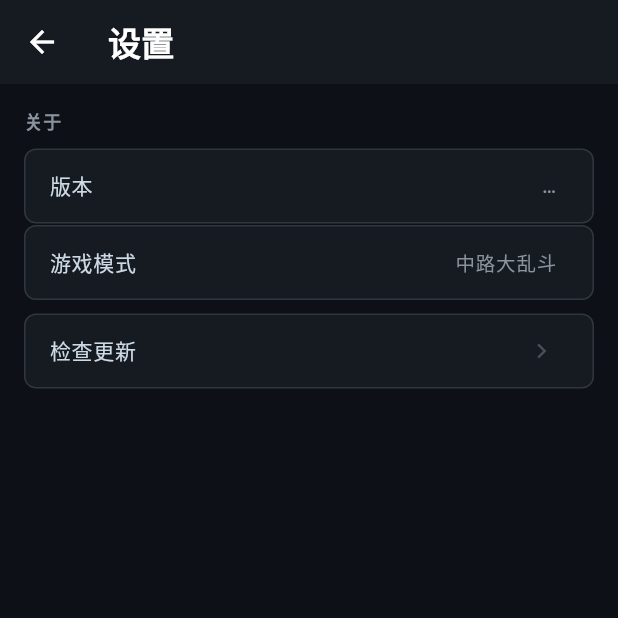
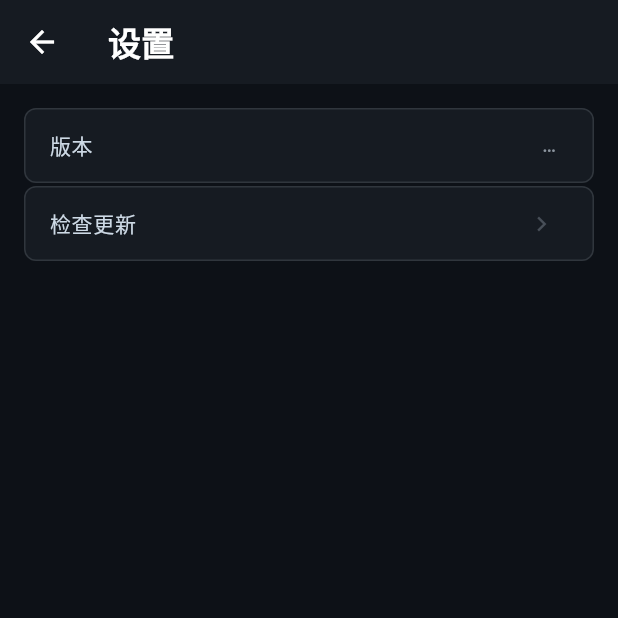
Before and after one commit to fenli-forever/16dota, a Flutter app: the SettingsScreen screen opened directly, on a phone screen of 412 x 824 dp, the top half of it. Run offline on Flutter 3.47's test engine with Material 3 defaults, Android fonts, the phone set to English and light mode, and no system bars; our stand-ins replace dio, file_picker, open_filex, package_info_plus, shared_preferences, sqflite; missing offline and left inert: flutter_gemma; accounts and stored records are empty.

Commit message:
chore: 精简设置页，移除游戏模式，保留版本和检查更新
Co-Authored-By: Claude Opus 4.7 <noreply@anthropic.com>

```diff
--- a/lib/screens/settings_screen.dart
+++ b/lib/screens/settings_screen.dart
@@ -27,13 +27,11 @@ class SettingsScreen extends StatelessWidget {
       body: ListView(
         padding: const EdgeInsets.all(16),
         children: [
-          const _SectionHeader('关于'),
           _VersionTile(
             version: update.currentVersion.isEmpty ? '…' : 'v${update.currentVersion}',
             hasUpdate: update.isUpdateAvailable,
           ),
-          const _InfoTile(label: '游戏模式', value: '中路大乱斗'),
-          const SizedBox(height: 8),
+          const SizedBox(height: 1),
           _CheckUpdateTile(
             isChecking: update.isChecking,
             onTap: () => _checkUpdate(context),
@@ -68,45 +66,6 @@ class SettingsScreen extends StatelessWidget {
       );
     }
   }
-}
-
-class _SectionHeader extends StatelessWidget {
-  final String title;
-  const _SectionHeader(this.title);
-
-  @override
-  Widget build(BuildContext context) => Padding(
-        padding: const EdgeInsets.only(bottom: 10),
-        child: Text(title,
-            style: const TextStyle(
-                color: Color(0xFF8B949E),
-                fontSize: 12,
-                fontWeight: FontWeight.w600,
-                letterSpacing: 0.5)),
-      );
-}
-
-class _InfoTile extends StatelessWidget {
-  final String label;
-  final String value;
-  const _InfoTile({required this.label, required this.value});
-
-  @override
-  Widget build(BuildContext context) => Container(
-        margin: const EdgeInsets.only(bottom: 1),
-        decoration: BoxDecoration(
-          color: const Color(0xFF161B22),
-          borderRadius: BorderRadius.circular(8),
-          border: Border.all(color: const Color(0xFF30363D)),
-        ),
-        child: ListTile(
-          dense: true,
-          title: Text(label,
-              style: const TextStyle(color: Color(0xFFCDD9E5), fontSize: 14)),
-          trailing: Text(value,
-              style: const TextStyle(color: Color(0xFF8B949E), fontSize: 13)),
-        ),
-      );
 }
 
 class _VersionTile extends StatelessWidget {
--- a/pubspec.yaml
+++ b/pubspec.yaml
@@ -1,7 +1,7 @@
 name: dota16
 description: "16dota 战绩查询 & 好友列表"
 publish_to: 'none'
-version: 0.2.8+100
+version: 0.2.9+100
 
 environment:
   sdk: ^3.11.4
```
